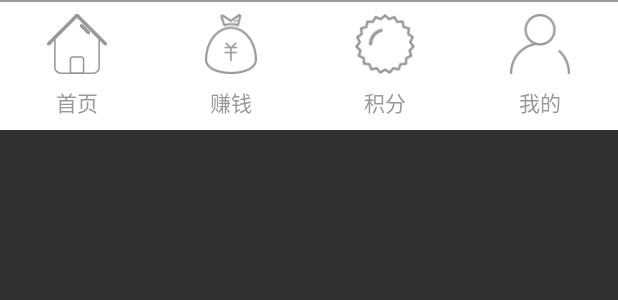
After one commit to duhualong/GoldBowls, an Android app: the layout include_bottom.xml on its own in the app's theme, with its tools: preview values and no code run, on a phone screen of 412 x 824 dp. The commit adds this screen. Shown: the top 300 px of the screen. Run offline under Robolectric (Android 15) with nearby library versions, the phone set to English and light mode, and no system bars.

Commit message:
新的代码

```diff
--- /dev/null
+++ b/app/src/main/res/layout/include_bottom.xml
@@ -0,0 +1,66 @@
+<?xml version="1.0" encoding="utf-8"?>
+<FrameLayout xmlns:android="http://schemas.android.com/apk/res/android"
+    android:layout_width="match_parent"
+    android:layout_height="wrap_content"
+    android:layout_alignParentBottom="true"
+    >
+    <LinearLayout
+        android:layout_width="match_parent"
+        android:layout_height="wrap_content"
+        android:orientation="vertical">
+    <View
+        android:layout_width="match_parent"
+        android:layout_height="1dp"
+        android:background="@color/gray_deep"/>
+    <LinearLayout
+        android:layout_width="match_parent"
+        android:layout_height="wrap_content"
+        android:orientation="horizontal"
+        android:background="@color/white">
+        <TextView
+            android:id="@id/tv_home"
+            android:layout_width="0dp"
+            android:layout_height="wrap_content"
+            android:drawableTop="@drawable/ic_home_default"
+            android:text="@string/tv_home"
+            android:drawablePadding="@dimen/space.small"
+            android:gravity="center"
+            android:padding="@dimen/space.small"
+            android:textColor="@color/gray_deep"
+            android:layout_weight="1"/>
+        <TextView
+        android:id="@id/tv_money"
+        android:layout_width="0dp"
+        android:layout_height="wrap_content"
+        android:drawableTop="@drawable/ic_money_default"
+        android:text="@string/tv_money"
+        android:drawablePadding="@dimen/space.small"
+        android:gravity="center"
+        android:padding="@dimen/space.small"
+        android:textColor="@color/gray_deep"
+        android:layout_weight="1"/>
+        <TextView
+            android:id="@id/tv_code"
+            android:layout_width="0dp"
+            android:layout_height="wrap_content"
+            android:drawableTop="@drawable/ic_code_default"
+            android:text="@string/tv_code"
+            android:drawablePadding="@dimen/space.small"
+            android:gravity="center"
+            android:padding="@dimen/space.small"
+            android:textColor="@color/gray_deep"
+            android:layout_weight="1"/>
+        <TextView
+            android:id="@id/tv_my"
+            android:layout_width="0dp"
+            android:layout_height="wrap_content"
+            android:drawableTop="@drawable/ic_my_default"
+            android:text="@string/tv_my"
+            android:drawablePadding="@dimen/space.small"
+            android:gravity="center"
+            android:padding="@dimen/space.small"
+            android:textColor="@color/gray_deep"
+            android:layout_weight="1"/>
+    </LinearLayout>
+    </LinearLayout>
+</FrameLayout>
--- a/app/src/main/res/values/ids.xml
+++ b/app/src/main/res/values/ids.xml
@@ -36,4 +36,8 @@
     <item name="tv_photo_sample" type="id" />
     <item name="tv_skip" type="id" />
     <item name="et_input_code" type="id" />
+    <item name="tv_home" type="id" />
+    <item name="tv_money" type="id" />
+    <item name="tv_code" type="id" />
+    <item name="tv_my" type="id" />
 </resources>
--- a/app/src/main/res/values/strings.xml
+++ b/app/src/main/res/values/strings.xml
@@ -34,5 +34,37 @@
     <string name="bt_affirm">确认</string>
     <string name="bt_next">下一步</string>
 
+    <!--个人中心-->
+    <string name="tv_login_out">注销</string>
+    <string name="tv_sign_in">签到</string>
+    <string name="tv_accumulated_income_total">累计总收入（元）</string>
+    <string name="tv_available_balance">可用余额（元）</string>
+    <string name="tv_withdrawal_amount">可提现金（元）</string>
+    <string name="tv_investment_freeze">投资冻结（元）</string>
+    <string name="tv_recharge">充值</string>
+    <string name="tv_withdraw">提现</string>
+    <string name="tv_trading_record">交易记录</string>
+    <string name="tv_cash_red_packet">现金红包</string>
+    <string name="tv_investment_record">投资记录</string>
+    <string name="tv_experience_gold_investment">体验金投资</string>
+    <string name="tv_my_code">我的积分</string>
+    <string name="tv_invite_to_share">邀请分享</string>
+    <string name="tv_certification">实名认证</string>
+    <string name="tv_bind_phone">绑定手机</string>
+    <string name="tv_account_security">账户安全</string>
+    <string name="tv_shipping_address">收货地址</string>
+    <string name="tv_bank_card_management">银行卡管理</string>
+    <string name="tv_center_activity">活动中心</string>
+    <string name="tv_help_center">帮助中心</string>
+    <string name="tv_my_customer_service">我的客服</string>
+
+
+    <!--底部文字-->
+    <string name="tv_home">首页</string>
+    <string name="tv_money">赚钱</string>
+    <string name="tv_code">积分</string>
+    <string name="tv_my">我的</string>
+
+
 
 </resources>
```
Also changed, not shown: app/src/main/res/drawable-hdpi/ic_code_default.png, app/src/main/res/drawable-hdpi/ic_code_select.png (added), app/src/main/res/drawable-hdpi/ic_home_default.png, app/src/main/res/drawable-hdpi/ic_home_select.png (added), app/src/main/res/drawable-hdpi/ic_money_default.png (added), app/src/main/res/drawable-hdpi/ic_money_select.png (added), app/src/main/res/drawable-hdpi/ic_my_default.png (added), app/src/main/res/drawable-hdpi/ic_my_select.png (added), 2 other files.
